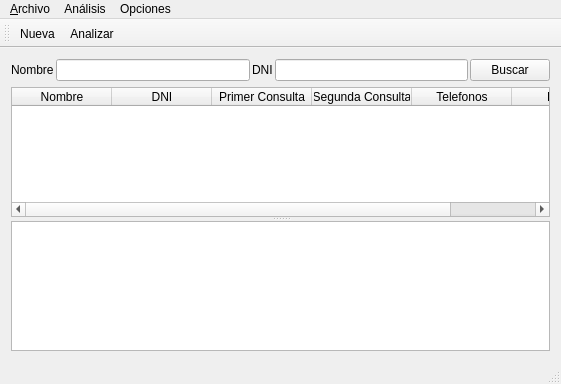
Qt form atlas/mainwindow.ui (diegowald/atlas) before a commit.
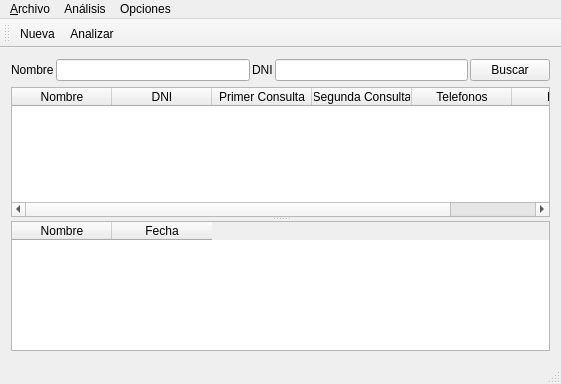
The same form after that commit.

```diff
--- a/atlas/mainwindow.ui
+++ b/atlas/mainwindow.ui
@@ -107,7 +107,18 @@
         </property>
        </column>
       </widget>
-      <widget class="QTableWidget" name="tableAlarmas"/>
+      <widget class="QTableWidget" name="tableAlarmas">
+       <column>
+        <property name="text">
+         <string>Nombre</string>
+        </property>
+       </column>
+       <column>
+        <property name="text">
+         <string>Fecha</string>
+        </property>
+       </column>
+      </widget>
      </widget>
     </item>
    </layout>
```
